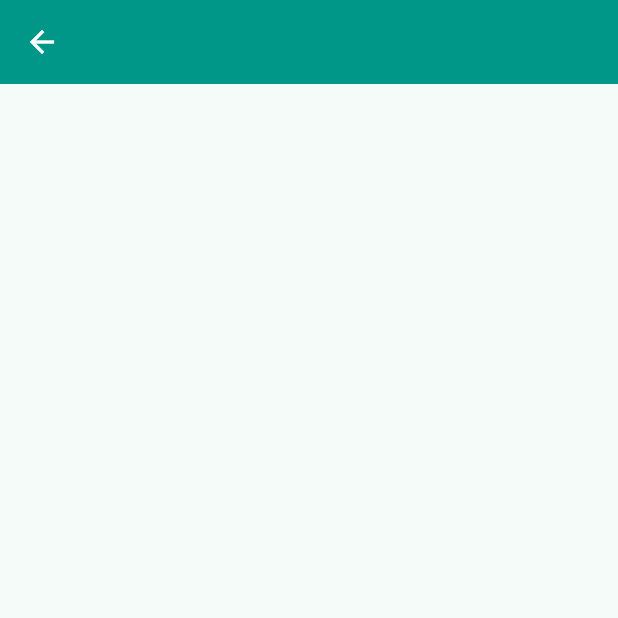
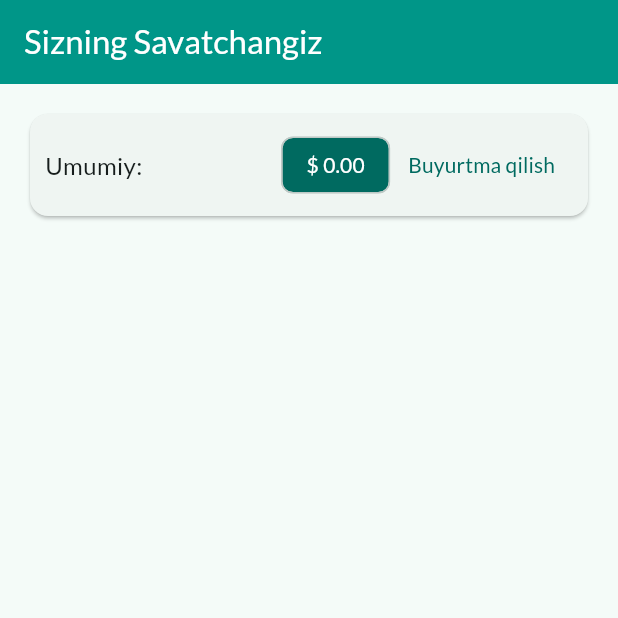
Before and after one commit to Axrorbek1178/food_menu, a Flutter app: the CartScreen screen opened directly, on a phone screen of 412 x 824 dp, the top half of it. Run offline on Flutter 3.47's test engine with Material 3 defaults, Android fonts, the phone set to English and light mode, and no system bars; network calls fail.

Commit message:
added cart_screen

```diff
--- a/lib/main.dart
+++ b/lib/main.dart
@@ -1,4 +1,5 @@
 import 'package:flutter/material.dart';
+import '../screens/cart_screen.dart';
 import '../providers/cart.dart';
 import '../providers/products.dart';
 import 'package:provider/provider.dart';
@@ -28,6 +29,7 @@ class MyApp extends StatelessWidget {
         home: HomeScreen(),
         routes: {
           ProductDetailsScreen.routeName: (ctx) => const ProductDetailsScreen(),
+          CartScreen.routeName: (ctx) => const CartScreen(),
         },
       ),
     );
--- a/lib/providers/cart.dart
+++ b/lib/providers/cart.dart
@@ -10,6 +10,14 @@ class Cart with ChangeNotifier {
 
   int itemsCount() {
     return _items.length;
+  }
+
+  double get totalPrice {
+    var total = 0.0;
+    _items.forEach((key, cartItem) {
+      total += cartItem.price * cartItem.quantity;
+    });
+    return total;
   }
 
   void addToCart(String productId, String title, String image, double price) {
--- a/lib/screens/cart_screen.dart
+++ b/lib/screens/cart_screen.dart
@@ -1,10 +1,45 @@
 import 'package:flutter/material.dart';
+import '../providers/cart.dart';
+import 'package:provider/provider.dart';
 
 class CartScreen extends StatelessWidget {
   const CartScreen({super.key});
-
+  static const routeName = '/cart';
   @override
   Widget build(BuildContext context) {
-    return Scaffold(appBar: AppBar());
+    final cart = Provider.of<Cart>(context);
+    return Scaffold(
+      appBar: AppBar(title: const Text("Sizning Savatchangiz")),
+      body: Padding(
+        padding: const EdgeInsets.all(16),
+        child: Column(
+          children: [
+            Card(
+              child: Padding(
+                padding: EdgeInsetsGeometry.all(10),
+                child: Row(
+                  mainAxisAlignment: .spaceBetween,
+                  children: [
+                    Text('Umumiy:', style: const TextStyle(fontSize: 16)),
+                    Spacer(),
+                    Chip(
+                      label: Text(
+                        "\$ ${cart.totalPrice.toStringAsFixed(2)}",
+                        style: const TextStyle(color: Colors.white),
+                      ),
+                      backgroundColor: Theme.of(context).primaryColor,
+                    ),
+                    TextButton(
+                      onPressed: () {},
+                      child: Text("Buyurtma qilish"),
+                    ),
+                  ],
+                ),
+              ),
+            ),
+          ],
+        ),
+      ),
+    );
   }
 }
--- a/lib/screens/home_screen.dart
+++ b/lib/screens/home_screen.dart
@@ -1,4 +1,5 @@
 import 'package:flutter/material.dart';
+import 'package:food_menu/screens/cart_screen.dart';
 import 'package:provider/provider.dart';
 
 import '../providers/cart.dart';
@@ -57,7 +58,8 @@ class _HomeScreenState extends State<HomeScreen> {
               );
             },
             child: IconButton(
-              onPressed: () {},
+              onPressed: () =>
+                  Navigator.pushNamed(context, CartScreen.routeName),
               icon: const Icon(Icons.shopping_cart),
             ),
           ),
```
